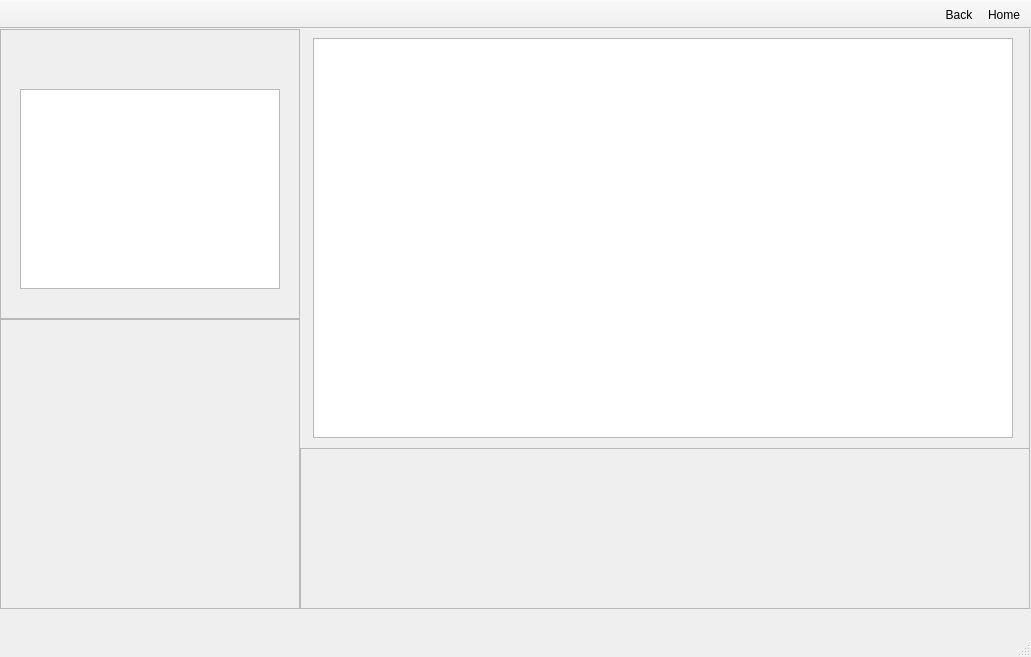
The window that BodegueroHero/mainwindow.ui (ErickHernandez/BodegueroHero) describes before a commit, drawn with Qt 5.
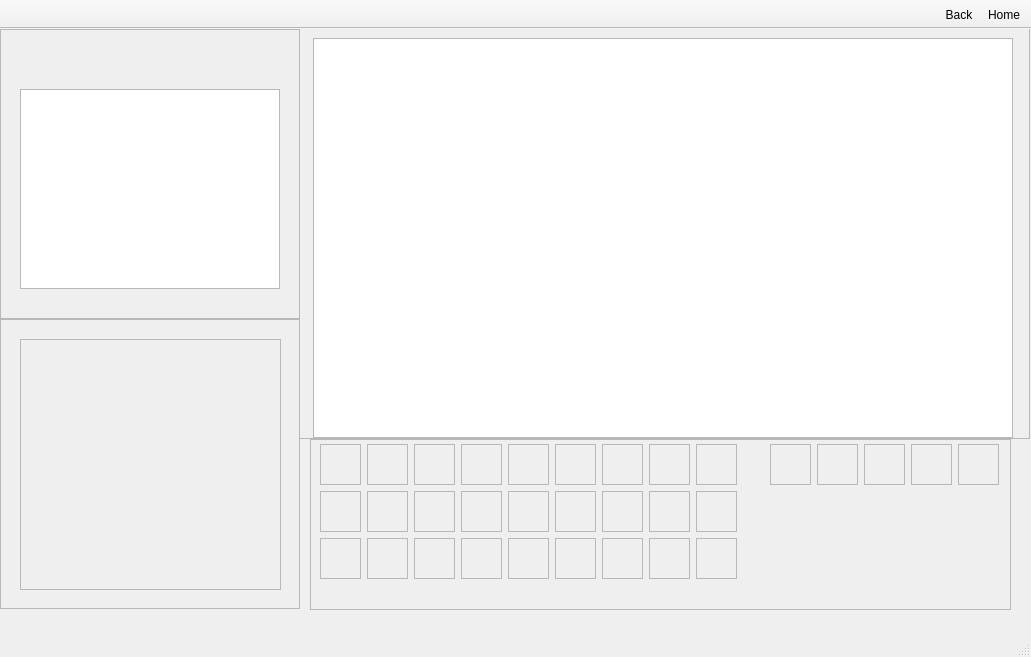
The same window after the commit. Icons and pictures are not drawn.

Commit message: La parte de los lanes esta completa. Faltan algunos detallitos de logica pero va viento en popa! Por cierto borre las imagenes de android no las vuelvan a agregar.!!

What changed in the file:
```diff
--- a/BodegueroHero/mainwindow.ui
+++ b/BodegueroHero/mainwindow.ui
@@ -2835,22 +2835,22 @@
       <property name="frameShadow">
        <enum>QFrame::Raised</enum>
       </property>
-     </widget>
-     <widget class="QFrame" name="frame_5">
-      <property name="geometry">
-       <rect>
-        <x>300</x>
-        <y>419</y>
-        <width>730</width>
-        <height>161</height>
-       </rect>
-      </property>
-      <property name="frameShape">
-       <enum>QFrame::StyledPanel</enum>
-      </property>
-      <property name="frameShadow">
-       <enum>QFrame::Raised</enum>
-      </property>
+      <widget class="QFrame" name="toolbox_frame">
+       <property name="geometry">
+        <rect>
+         <x>20</x>
+         <y>20</y>
+         <width>261</width>
+         <height>251</height>
+        </rect>
+       </property>
+       <property name="frameShape">
+        <enum>QFrame::StyledPanel</enum>
+       </property>
+       <property name="frameShadow">
+        <enum>QFrame::Raised</enum>
+       </property>
+      </widget>
      </widget>
      <widget class="QFrame" name="frame_3">
       <property name="geometry">
@@ -2858,7 +2858,7 @@
         <x>299</x>
         <y>-1</y>
         <width>731</width>
-        <height>421</height>
+        <height>411</height>
        </rect>
       </property>
       <property name="frameShape">
@@ -2884,6 +2884,546 @@
        </property>
       </widget>
      </widget>
+     <widget class="QFrame" name="lanes_frame">
+      <property name="geometry">
+       <rect>
+        <x>310</x>
+        <y>410</y>
+        <width>701</width>
+        <height>171</height>
+       </rect>
+      </property>
+      <property name="frameShape">
+       <enum>QFrame::StyledPanel</enum>
+      </property>
+      <property name="frameShadow">
+       <enum>QFrame::Raised</enum>
+      </property>
+      <widget class="QFrame" name="lane1">
+       <property name="geometry">
+        <rect>
+         <x>10</x>
+         <y>5</y>
+         <width>41</width>
+         <height>41</height>
+        </rect>
+       </property>
+       <property name="styleSheet">
+        <string notr="true"/>
+       </property>
+       <property name="frameShape">
+        <enum>QFrame::StyledPanel</enum>
+       </property>
+       <property name="frameShadow">
+        <enum>QFrame::Raised</enum>
+       </property>
+      </widget>
+      <widget class="QFrame" name="block0">
+       <property name="geometry">
+        <rect>
+         <x>57</x>
+         <y>5</y>
+         <width>41</width>
+         <height>41</height>
+        </rect>
+       </property>
+       <property name="frameShape">
+        <enum>QFrame::StyledPanel</enum>
+       </property>
+       <property name="frameShadow">
+        <enum>QFrame::Raised</enum>
+       </property>
+      </widget>
+      <widget class="QFrame" name="block1">
+       <property name="geometry">
+        <rect>
+         <x>104</x>
+         <y>5</y>
+         <width>41</width>
+         <height>41</height>
+        </rect>
+       </property>
+       <property name="frameShape">
+        <enum>QFrame::StyledPanel</enum>
+       </property>
+       <property name="frameShadow">
+        <enum>QFrame::Raised</enum>
+       </property>
+      </widget>
+      <widget class="QFrame" name="block2">
+       <property name="geometry">
+        <rect>
+         <x>151</x>
+         <y>5</y>
+         <width>41</width>
+         <height>41</height>
+        </rect>
+       </property>
+       <property name="frameShape">
+        <enum>QFrame::StyledPanel</enum>
+       </property>
+       <property name="frameShadow">
+        <enum>QFrame::Raised</enum>
+       </property>
+      </widget>
+      <widget class="QFrame" name="block3">
+       <property name="geometry">
+        <rect>
+         <x>198</x>
+         <y>5</y>
+         <width>41</width>
+         <height>41</height>
+        </rect>
+       </property>
+       <property name="frameShape">
+        <enum>QFrame::StyledPanel</enum>
+       </property>
+       <property name="frameShadow">
+        <enum>QFrame::Raised</enum>
+       </property>
+      </widget>
+      <widget class="QFrame" name="block4">
+       <property name="geometry">
+        <rect>
+         <x>245</x>
+         <y>5</y>
+         <width>41</width>
+         <height>41</height>
+        </rect>
+       </property>
+       <property name="frameShape">
+        <enum>QFrame::StyledPanel</enum>
+       </property>
+       <property name="frameShadow">
+        <enum>QFrame::Raised</enum>
+       </property>
+      </widget>
+      <widget class="QFrame" name="block5">
+       <property name="geometry">
+        <rect>
+         <x>292</x>
+         <y>5</y>
+         <width>41</width>
+         <height>41</height>
+        </rect>
+       </property>
+       <property name="frameShape">
+        <enum>QFrame::StyledPanel</enum>
+       </property>
+       <property name="frameShadow">
+        <enum>QFrame::Raised</enum>
+       </property>
+      </widget>
+      <widget class="QFrame" name="block6">
+       <property name="geometry">
+        <rect>
+         <x>339</x>
+         <y>5</y>
+         <width>41</width>
+         <height>41</height>
+        </rect>
+       </property>
+       <property name="frameShape">
+        <enum>QFrame::StyledPanel</enum>
+       </property>
+       <property name="frameShadow">
+        <enum>QFrame::Raised</enum>
+       </property>
+      </widget>
+      <widget class="QFrame" name="block7">
+       <property name="geometry">
+        <rect>
+         <x>386</x>
+         <y>5</y>
+         <width>41</width>
+         <height>41</height>
+        </rect>
+       </property>
+       <property name="frameShape">
+        <enum>QFrame::StyledPanel</enum>
+       </property>
+       <property name="frameShadow">
+        <enum>QFrame::Raised</enum>
+       </property>
+      </widget>
+      <widget class="QFrame" name="block15">
+       <property name="geometry">
+        <rect>
+         <x>386</x>
+         <y>52</y>
+         <width>41</width>
+         <height>41</height>
+        </rect>
+       </property>
+       <property name="frameShape">
+        <enum>QFrame::StyledPanel</enum>
+       </property>
+       <property name="frameShadow">
+        <enum>QFrame::Raised</enum>
+       </property>
+      </widget>
+      <widget class="QFrame" name="block12">
+       <property name="geometry">
+        <rect>
+         <x>245</x>
+         <y>52</y>
+         <width>41</width>
+         <height>41</height>
+        </rect>
+       </property>
+       <property name="frameShape">
+        <enum>QFrame::StyledPanel</enum>
+       </property>
+       <property name="frameShadow">
+        <enum>QFrame::Raised</enum>
+       </property>
+      </widget>
+      <widget class="QFrame" name="block11">
+       <property name="geometry">
+        <rect>
+         <x>198</x>
+         <y>52</y>
+         <width>41</width>
+         <height>41</height>
+        </rect>
+       </property>
+       <property name="frameShape">
+        <enum>QFrame::StyledPanel</enum>
+       </property>
+       <property name="frameShadow">
+        <enum>QFrame::Raised</enum>
+       </property>
+      </widget>
+      <widget class="QFrame" name="lane2">
+       <property name="geometry">
+        <rect>
+         <x>10</x>
+         <y>52</y>
+         <width>41</width>
+         <height>41</height>
+        </rect>
+       </property>
+       <property name="styleSheet">
+        <string notr="true"/>
+       </property>
+       <property name="frameShape">
+        <enum>QFrame::StyledPanel</enum>
+       </property>
+       <property name="frameShadow">
+        <enum>QFrame::Raised</enum>
+       </property>
+      </widget>
+      <widget class="QFrame" name="block14">
+       <property name="geometry">
+        <rect>
+         <x>339</x>
+         <y>52</y>
+         <width>41</width>
+         <height>41</height>
+        </rect>
+       </property>
+       <property name="frameShape">
+        <enum>QFrame::StyledPanel</enum>
+       </property>
+       <property name="frameShadow">
+        <enum>QFrame::Raised</enum>
+       </property>
+      </widget>
+      <widget class="QFrame" name="block8">
+       <property name="geometry">
+        <rect>
+         <x>57</x>
+         <y>52</y>
+         <width>41</width>
+         <height>41</height>
+        </rect>
+       </property>
+       <property name="frameShape">
+        <enum>QFrame::StyledPanel</enum>
+       </property>
+       <property name="frameShadow">
+        <enum>QFrame::Raised</enum>
+       </property>
+      </widget>
+      <widget class="QFrame" name="block10">
+       <property name="geometry">
+        <rect>
+         <x>151</x>
+         <y>52</y>
+         <width>41</width>
+         <height>41</height>
+        </rect>
+       </property>
+       <property name="frameShape">
+        <enum>QFrame::StyledPanel</enum>
+       </property>
+       <property name="frameShadow">
+        <enum>QFrame::Raised</enum>
+       </property>
+      </widget>
+      <widget class="QFrame" name="block13">
+       <property name="geometry">
+        <rect>
+         <x>292</x>
+         <y>52</y>
+         <width>41</width>
+         <height>41</height>
+        </rect>
+       </property>
+       <property name="frameShape">
+        <enum>QFrame::StyledPanel</enum>
+       </property>
+       <property name="frameShadow">
+        <enum>QFrame::Raised</enum>
+       </property>
+      </widget>
+      <widget class="QFrame" name="block9">
+       <property name="geometry">
+        <rect>
+         <x>104</x>
+         <y>52</y>
+         <width>41</width>
+         <height>41</height>
+        </rect>
+       </property>
+       <property name="frameShape">
+        <enum>QFrame::StyledPanel</enum>
+       </property>
+       <property name="frameShadow">
+        <enum>QFrame::Raised</enum>
+       </property>
+      </widget>
+      <widget class="QFrame" name="block26">
+       <property name="geometry">
+        <rect>
+         <x>601</x>
+         <y>5</y>
+         <width>41</width>
+         <height>41</height>
+        </rect>
+       </property>
+       <property name="frameShape">
+        <enum>QFrame::StyledPanel</enum>
+       </property>
+       <property name="frameShadow">
+        <enum>QFrame::Raised</enum>
+       </property>
+      </widget>
+      <widget class="QFrame" name="block25">
+       <property name="geometry">
+        <rect>
+         <x>554</x>
+         <y>5</y>
+         <width>41</width>
+         <height>41</height>
+        </rect>
+       </property>
+       <property name="frameShape">
+        <enum>QFrame::StyledPanel</enum>
+       </property>
+       <property name="frameShadow">
+        <enum>QFrame::Raised</enum>
+       </property>
+      </widget>
+      <widget class="QFrame" name="block19">
+       <property name="geometry">
+        <rect>
+         <x>198</x>
+         <y>99</y>
+         <width>41</width>
+         <height>41</height>
+        </rect>
+       </property>
+       <property name="frameShape">
+        <enum>QFrame::StyledPanel</enum>
+       </property>
+       <property name="frameShadow">
+        <enum>QFrame::Raised</enum>
+       </property>
+      </widget>
+      <widget class="QFrame" name="block23">
+       <property name="geometry">
+        <rect>
+         <x>386</x>
+         <y>99</y>
+         <width>41</width>
+         <height>41</height>
+        </rect>
+       </property>
+       <property name="frameShape">
+        <enum>QFrame::StyledPanel</enum>
+       </property>
+       <property name="frameShadow">
+        <enum>QFrame::Raised</enum>
+       </property>
+      </widget>
+      <widget class="QFrame" name="lane4">
+       <property name="geometry">
+        <rect>
+         <x>460</x>
+         <y>5</y>
+         <width>41</width>
+         <height>41</height>
+        </rect>
+       </property>
+       <property name="styleSheet">
+        <string notr="true"/>
+       </property>
+       <property name="frameShape">
+        <enum>QFrame::StyledPanel</enum>
+       </property>
+       <property name="frameShadow">
+        <enum>QFrame::Raised</enum>
+       </property>
+      </widget>
+      <widget class="QFrame" name="block16">
+       <property name="geometry">
+        <rect>
+         <x>57</x>
+         <y>99</y>
+         <width>41</width>
+         <height>41</height>
+        </rect>
+       </property>
+       <property name="frameShape">
+        <enum>QFrame::StyledPanel</enum>
+       </property>
+       <property name="frameShadow">
+        <enum>QFrame::Raised</enum>
+       </property>
+      </widget>
+      <widget class="QFrame" name="lane3">
+       <property name="geometry">
+        <rect>
+         <x>10</x>
+         <y>99</y>
+         <width>41</width>
+         <height>41</height>
+        </rect>
+       </property>
+       <property name="styleSheet">
+        <string notr="true"/>
+       </property>
+       <property name="frameShape">
+        <enum>QFrame::StyledPanel</enum>
+       </property>
+       <property name="frameShadow">
+        <enum>QFrame::Raised</enum>
+       </property>
+      </widget>
+      <widget class="QFrame" name="block27">
+       <property name="geometry">
+        <rect>
+         <x>648</x>
+         <y>5</y>
+         <width>41</width>
+         <height>41</height>
+        </rect>
+       </property>
+       <property name="frameShape">
+        <enum>QFrame::StyledPanel</enum>
+       </property>
+       <property name="frameShadow">
+        <enum>QFrame::Raised</enum>
+       </property>
+      </widget>
+      <widget class="QFrame" name="block18">
+       <property name="geometry">
+        <rect>
+         <x>151</x>
+         <y>99</y>
+         <width>41</width>
+         <height>41</height>
+        </rect>
+       </property>
+       <property name="frameShape">
+        <enum>QFrame::StyledPanel</enum>
+       </property>
+       <property name="frameShadow">
+        <enum>QFrame::Raised</enum>
+       </property>
+      </widget>
+      <widget class="QFrame" name="block22">
+       <property name="geometry">
+        <rect>
+         <x>339</x>
+         <y>99</y>
+         <width>41</width>
+         <height>41</height>
+        </rect>
+       </property>
+       <property name="frameShape">
+        <enum>QFrame::StyledPanel</enum>
+       </property>
+       <property name="frameShadow">
+        <enum>QFrame::Raised</enum>
+       </property>
+      </widget>
+      <widget class="QFrame" name="block24">
+       <property name="geometry">
+        <rect>
+         <x>507</x>
+         <y>5</y>
+         <width>41</width>
+         <height>41</height>
+        </rect>
+       </property>
+       <property name="frameShape">
+        <enum>QFrame::StyledPanel</enum>
+       </property>
+       <property name="frameShadow">
+        <enum>QFrame::Raised</enum>
+       </property>
+      </widget>
+      <widget class="QFrame" name="block17">
+       <property name="geometry">
+        <rect>
+         <x>104</x>
+         <y>99</y>
+         <width>41</width>
+         <height>41</height>
+        </rect>
+       </property>
+       <property name="frameShape">
+        <enum>QFrame::StyledPanel</enum>
+       </property>
+       <property name="frameShadow">
+        <enum>QFrame::Raised</enum>
+       </property>
+      </widget>
+      <widget class="QFrame" name="block21">
+       <property name="geometry">
+        <rect>
+         <x>292</x>
+         <y>99</y>
+         <width>41</width>
+         <height>41</height>
+        </rect>
+       </property>
+       <property name="frameShape">
+        <enum>QFrame::StyledPanel</enum>
+       </property>
+       <property name="frameShadow">
+        <enum>QFrame::Raised</enum>
+       </property>
+      </widget>
+      <widget class="QFrame" name="block20">
+       <property name="geometry">
+        <rect>
+         <x>245</x>
+         <y>99</y>
+         <width>41</width>
+         <height>41</height>
+        </rect>
+       </property>
+       <property name="frameShape">
+        <enum>QFrame::StyledPanel</enum>
+       </property>
+       <property name="frameShadow">
+        <enum>QFrame::Raised</enum>
+       </property>
+      </widget>
+     </widget>
     </widget>
     <widget class="QWidget" name="page_8"/>
    </widget>
```
Left out of the diff: 2 changed lines with no effect on the pictures. The commit also changes 967 other files.
